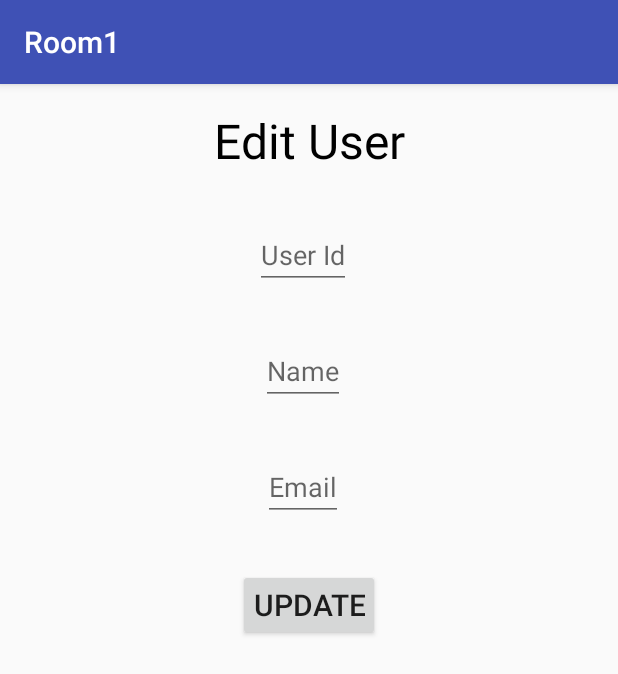
After one commit to gwalaniarun/PRABEESH-R-K-room-example, an Android app: the fragment UpdateUserFragment placed in its activity, on a phone screen of 412 x 824 dp. The commit adds this screen. Shown: the top 674 px of the screen. Run offline under Robolectric (Android 15) with nearby library versions, the phone set to English and light mode, and no system bars; our stand-ins replace Room's generated code.

Commit message:
update user functionality added.

```diff
--- a/app/src/main/java/com/gwalani/room1/HomeFragment.java
+++ b/app/src/main/java/com/gwalani/room1/HomeFragment.java
@@ -15,7 +15,7 @@ import android.widget.Button;
 public class HomeFragment extends Fragment implements View.OnClickListener {
 
 
-    private Button addButton, viewButton,delButton;
+    private Button addButton, viewButton,delButton,updateButton;
 
     public HomeFragment() {
         // Required empty public constructor
@@ -35,6 +35,9 @@ public class HomeFragment extends Fragment implements View.OnClickListener {
 
         delButton = view.findViewById(R.id.delete_user);
         delButton.setOnClickListener(this);
+
+        updateButton = view.findViewById(R.id.update_user);
+        updateButton.setOnClickListener(this);
         return view;
     }
 
@@ -55,6 +58,10 @@ public class HomeFragment extends Fragment implements View.OnClickListener {
                 MainActivity.fragmentManager.beginTransaction().replace(R.id.frame_layout, new DeleteUserFragment())
                         .addToBackStack(null).commit();
                 break;
+            case R.id.update_user:
+                MainActivity.fragmentManager.beginTransaction().replace(R.id.frame_layout, new UpdateUserFragment())
+                        .addToBackStack(null).commit();
+                break;
         }
     }
 }
--- a/app/src/main/java/com/gwalani/room1/MyDao.java
+++ b/app/src/main/java/com/gwalani/room1/MyDao.java
@@ -4,6 +4,7 @@ import android.arch.persistence.room.Dao;
 import android.arch.persistence.room.Delete;
 import android.arch.persistence.room.Insert;
 import android.arch.persistence.room.Query;
+import android.arch.persistence.room.Update;
 
 import java.util.List;
 
@@ -18,4 +19,7 @@ public interface MyDao {
 
     @Delete
     public void deleteUser(User user);
+
+    @Update
+    public void updateUser(User user);
 }
--- /dev/null
+++ b/app/src/main/java/com/gwalani/room1/UpdateUserFragment.java
@@ -0,0 +1,83 @@
+package com.gwalani.room1;
+
+
+import android.annotation.SuppressLint;
+import android.os.AsyncTask;
+import android.os.Bundle;
+import android.support.v4.app.Fragment;
+import android.view.LayoutInflater;
+import android.view.View;
+import android.view.ViewGroup;
+import android.widget.Button;
+import android.widget.EditText;
+import android.widget.Toast;
+
+
+/**
+ * A simple {@link Fragment} subclass.
+ */
+public class UpdateUserFragment extends Fragment {
+
+
+    private EditText userId, userName, userEmail;
+    private Button updateButton;
+
+    public UpdateUserFragment() {
+        // Required empty public constructor
+    }
+
+
+    @Override
+    public View onCreateView(LayoutInflater inflater, ViewGroup container,
+                             Bundle savedInstanceState) {
+        // Inflate the layout for this fragment
+        View view = inflater.inflate(R.layout.fragment_update_user, container, false);
+        userId = view.findViewById(R.id.user_id_update);
+        userName = view.findViewById(R.id.user_name_update);
+        userEmail = view.findViewById(R.id.user_email_update);
+        updateButton = view.findViewById(R.id.btn_update);
+
+        updateButton.setOnClickListener(new View.OnClickListener() {
+            @Override
+            public void onClick(View view) {
+
+                int mUserId = Integer.parseInt(userId.getText().toString());
+                String mUserName = userName.getText().toString();
+                String mUserEmail = userEmail.getText().toString();
+
+                User user = new User();
+                user.setId(mUserId);
+                user.setName(mUserName);
+                user.setEmail(mUserEmail);
+
+                upateUserbyId(user);
+            }
+        });
+
+        return view;
+    }
+
+    @SuppressLint("StaticFieldLeak")
+    public void upateUserbyId(User user){
+        new AsyncTask<User,Void,Void>(){
+            @Override
+            protected Void doInBackground(User... users) {
+                MainActivity.myAppDatabase.myDao().updateUser(users[0]);
+                return null;
+            }
+
+            @Override
+            protected void onPostExecute(Void aVoid) {
+                super.onPostExecute(aVoid);
+
+                Toast.makeText(getActivity(), "User updated successfully", Toast.LENGTH_SHORT).show();
+
+                userId.setText("");
+                userName.setText("");
+                userEmail.setText("");
+
+            }
+        }.execute(user);
+    }
+
+}
--- /dev/null
+++ b/app/src/main/res/layout/fragment_update_user.xml
@@ -0,0 +1,71 @@
+<?xml version="1.0" encoding="utf-8"?>
+<android.support.constraint.ConstraintLayout xmlns:android="http://schemas.android.com/apk/res/android"
+    xmlns:tools="http://schemas.android.com/tools"
+    android:layout_width="match_parent"
+    android:layout_height="match_parent"
+    xmlns:app="http://schemas.android.com/apk/res-auto"
+    tools:context=".UpdateUserFragment">
+
+    <TextView
+        android:id="@+id/textView"
+        android:layout_width="wrap_content"
+        android:layout_height="wrap_content"
+        android:layout_marginEnd="8dp"
+        android:layout_marginStart="8dp"
+        android:layout_marginTop="8dp"
+        android:gravity="center"
+        android:text="Edit User"
+        android:textColor="@android:color/black"
+        android:textSize="32sp"
+        app:layout_constraintEnd_toEndOf="parent"
+        app:layout_constraintStart_toStartOf="parent"
+        app:layout_constraintTop_toTopOf="parent" />
+
+    <EditText
+        android:id="@+id/user_id_update"
+        android:layout_width="wrap_content"
+        android:layout_height="wrap_content"
+        android:layout_marginEnd="8dp"
+        android:layout_marginTop="32dp"
+        android:hint="User Id"
+        app:layout_constraintEnd_toEndOf="parent"
+        app:layout_constraintStart_toStartOf="parent"
+        app:layout_constraintTop_toBottomOf="@+id/textView" />
+
+    <EditText
+        android:id="@+id/user_name_update"
+        android:layout_width="wrap_content"
+        android:layout_height="wrap_content"
+        android:layout_marginEnd="8dp"
+        android:layout_marginTop="32dp"
+        android:hint="Name"
+        app:layout_constraintEnd_toEndOf="parent"
+        app:layout_constraintStart_toStartOf="parent"
+        app:layout_constraintTop_toBottomOf="@+id/user_id_update" />
+
+    <EditText
+        android:id="@+id/user_email_update"
+        android:layout_width="wrap_content"
+        android:layout_height="wrap_content"
+        android:layout_marginEnd="8dp"
+        android:layout_marginTop="32dp"
+        android:hint="Email"
+        app:layout_constraintEnd_toEndOf="parent"
+        app:layout_constraintStart_toStartOf="parent"
+        app:layout_constraintTop_toBottomOf="@+id/user_name_update" />
+
+    <Button
+        android:id="@+id/btn_update"
+        android:layout_width="wrap_content"
+        android:layout_height="wrap_content"
+        android:text="Update"
+        android:textSize="20sp"
+        android:layout_margin="32sp"
+        android:padding="10dp"
+        android:paddingRight="30dp"
+        android:paddingLeft="30dp"
+        app:layout_constraintEnd_toEndOf="parent"
+        app:layout_constraintStart_toStartOf="parent"
+        app:layout_constraintTop_toBottomOf="@+id/user_email_update"/>
+
+</android.support.constraint.ConstraintLayout>
```
